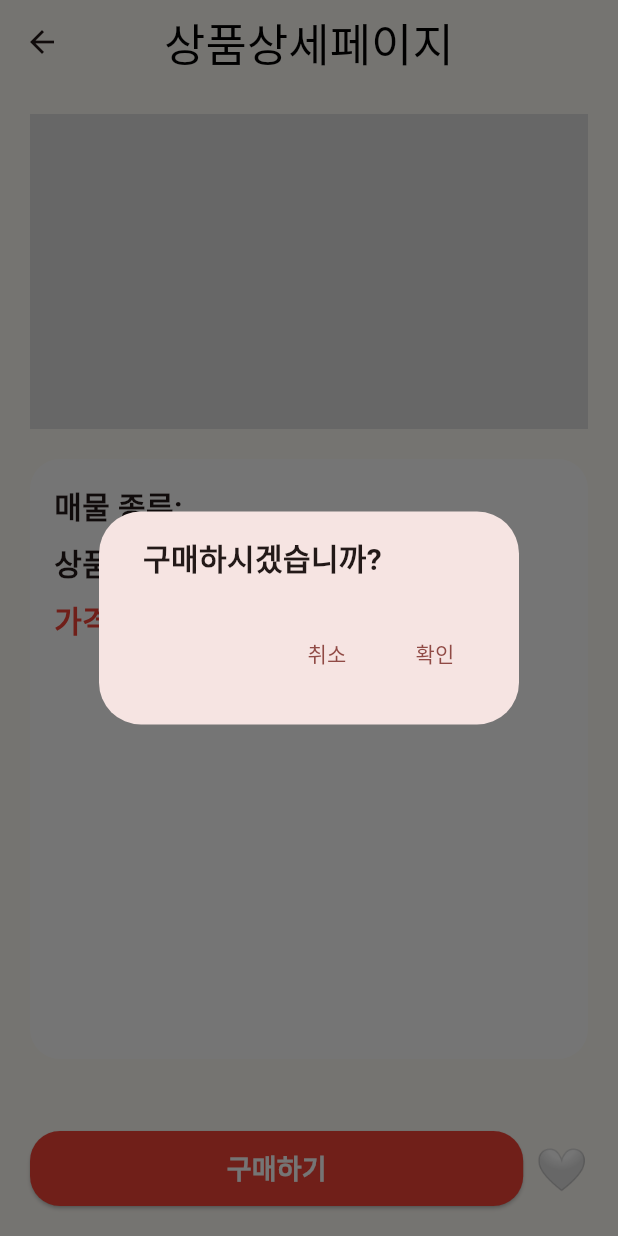
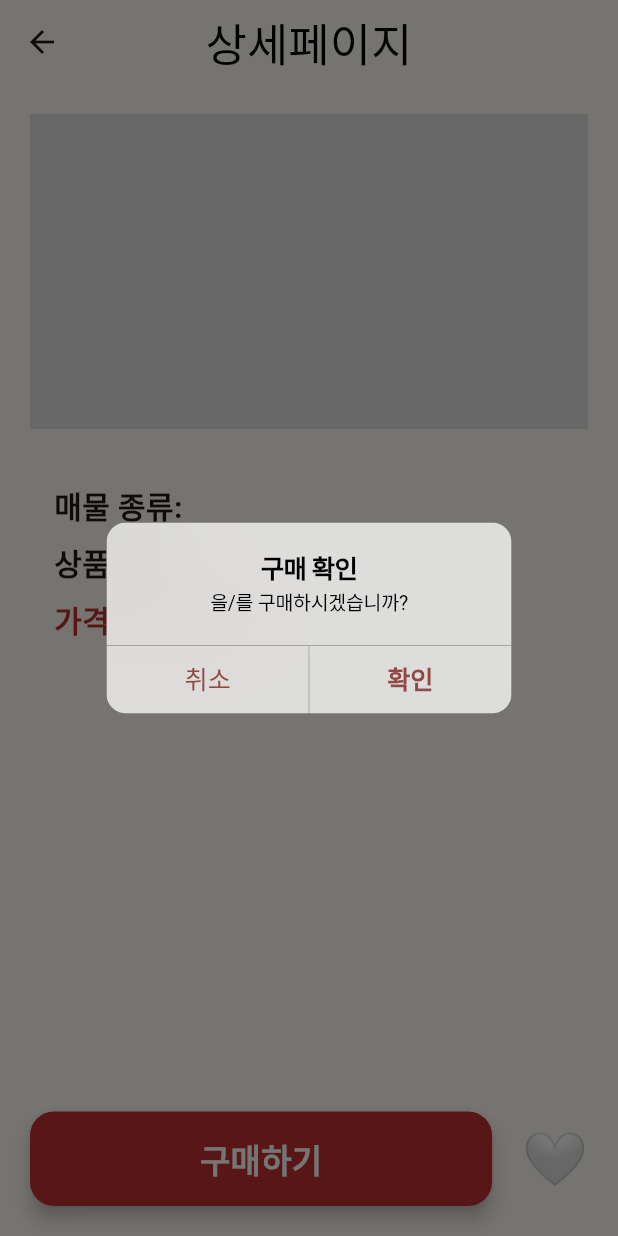
Before and after one commit to xhahwkd/flutter_realestate_shopping_app, a Flutter app: the ProductDetailPage screen opened directly with empty values, after a tap on "구매하기", on a phone screen of 412 x 824 dp. Run offline on Flutter 3.47's test engine with Material 3 defaults, Android fonts, the phone set to English and light mode, and no system bars; our stand-ins replace get; Roboto replaces fonts that are missing (NotoSansKR-Regular, parkdahyun).

Commit message:
design: UI 수정

```diff
--- a/lib/product_page/product_detail_page.dart
+++ b/lib/product_page/product_detail_page.dart
@@ -1,3 +1,4 @@
+import 'package:flutter/cupertino.dart';
 import 'package:flutter/material.dart';
 import 'package:flutter_realestate_shopping_app/like_list/like_list_page.dart';
 import '../models/product_model.dart';
@@ -22,7 +23,7 @@ class ProductDetailPage extends StatelessWidget {
     final LikeController likeController = Get.find<LikeController>();
 
     return Scaffold(
-      appBar: AppBar(title: const Text('상품상세페이지')),
+      appBar: AppBar(title: const Text('상세페이지')),
 
       // 본문 영역
       body: Padding(
@@ -46,7 +47,6 @@ class ProductDetailPage extends StatelessWidget {
               height: 400,
               padding: const EdgeInsets.all(16),
               decoration: BoxDecoration(
-                color: Colors.white,
                 borderRadius: BorderRadius.circular(20),
               ),
               child: SingleChildScrollView(
@@ -62,7 +62,9 @@ class ProductDetailPage extends StatelessWidget {
                     const SizedBox(height: 8),
                     Text(
                       '가격: ${formatPrice(product.price)}',
-                      style: const TextStyle(color: Colors.red),
+                      style: const TextStyle(
+                        color: Color.fromRGBO(191, 49, 49, 1.0),
+                      ),
                     ),
                     const SizedBox(height: 8),
                     Text(product.description),
@@ -80,59 +82,73 @@ class ProductDetailPage extends StatelessWidget {
         child: Row(
           children: [
             Expanded(
-              child: SizedBox(
-                height: 50,
               child: ElevatedButton(
                 onPressed: () {
                   showDialog(
                     context: context,
-                      builder: (context) => AlertDialog(
-                        content: Text('${product.name} 구매하시겠습니까?'),
+                    builder: (dialogContext) => CupertinoAlertDialog(
+                      title: const Text("구매 확인"),
+                      content: Text("${product.name}을/를 구매하시겠습니까?"),
                       actions: [
-                          TextButton(
-                            onPressed: () => Navigator.pop(context),
-                            child: const Text('취소'),
+                        CupertinoDialogAction(
+                          child: const Text("취소"),
+                          onPressed: () => Navigator.of(dialogContext).pop(),
                         ),
-                          TextButton(
+                        CupertinoDialogAction(
+                          child: const Text("확인"),
+                          isDefaultAction: true,
                           onPressed: () {
-                              Navigator.pop(context);
+                            // 확인 버튼 누르면, 먼저 확인창을 닫고,
+                            Navigator.of(dialogContext).pop();
+                            // 그 다음에 구매완료 창을 띄웁니다.
                             showDialog(
                               context: context,
-                                builder: (context) => AlertDialog(
-                                  content: const Text('구매 완료'),
+                              builder: (context) => CupertinoAlertDialog(
+                                title: const Text('구매 완료'),
                                 actions: [
-                                    TextButton(
-                                      onPressed: () => Navigator.pop(context),
+                                  CupertinoDialogAction(
+                                    isDefaultAction: true,
                                     child: const Text('확인'),
+                                    onPressed: () {
+                                      // 1. "구매 완료" 팝업을 닫습니다.
+                                      Navigator.of(context).pop();
+                                      // 2. "상품 상세 페이지"도 닫습니다. (이렇게 하면 매물 목록으로 돌아갑니다)
+                                      Navigator.of(context).pop();
+                                    },
                                   ),
                                 ],
                               ),
                             );
                           },
-                            child: const Text('확인'),
                         ),
                       ],
                     ),
                   );
                 },
                 style: ElevatedButton.styleFrom(
-                    backgroundColor: Colors.red,
+                  backgroundColor: const Color.fromRGBO(191, 49, 49, 1.0),
+                  disabledBackgroundColor: Colors.grey,
                   shape: RoundedRectangleBorder(
-                      borderRadius: BorderRadius.circular(20),
+                    borderRadius: BorderRadius.circular(16),
+                  ),
+                  elevation: 5,
+                  shadowColor: Colors.black,
+                  padding: const EdgeInsets.symmetric(
+                    horizontal: 32,
+                    vertical: 16,
                   ),
                 ),
                 child: const Text(
                   '구매하기',
                   style: TextStyle(
+                    fontSize: 22,
+                    fontWeight: FontWeight.bold,
                     color: Colors.white,
-                      fontWeight: FontWeight.bold,
-                      fontSize: 18,
                   ),
                 ),
               ),
             ),
-            ),
-            const SizedBox(width: 8),
+            const SizedBox(width: 20),
             Obx(() {
               final isLiked = likeController.isLiked(product);
               return GestureDetector(
@@ -141,7 +157,7 @@ class ProductDetailPage extends StatelessWidget {
                 },
                 child: Text(
                   isLiked ? '❤️' : '🤍',
-                  style: const TextStyle(fontSize: 28),
+                  style: const TextStyle(fontSize: 35),
                 ),
               );
             }),
--- a/lib/widgets/red_button.dart
+++ b/lib/widgets/red_button.dart
@@ -32,7 +32,7 @@ class RedButton extends StatelessWidget {
               child: Text(
                 title,
                 style: TextStyle(
-                  fontSize: 25,
+                  fontSize: 22,
                   fontWeight: FontWeight.bold,
                   color: Colors.white,
                 ),
```
Also changed, not shown: lib/like_list/like_list_page.dart (+51 -28 lines), lib/like_list/widget/like_item_box.dart (+7 -4 lines), lib/models/like_controller.dart (+20 -14 lines), lib/product_page/product_register_page.dart (+76 -63 lines), lib/product_page/widgets/product_card.dart (+9 -5 lines). Lines whose indentation alone changed are shown as unchanged.
